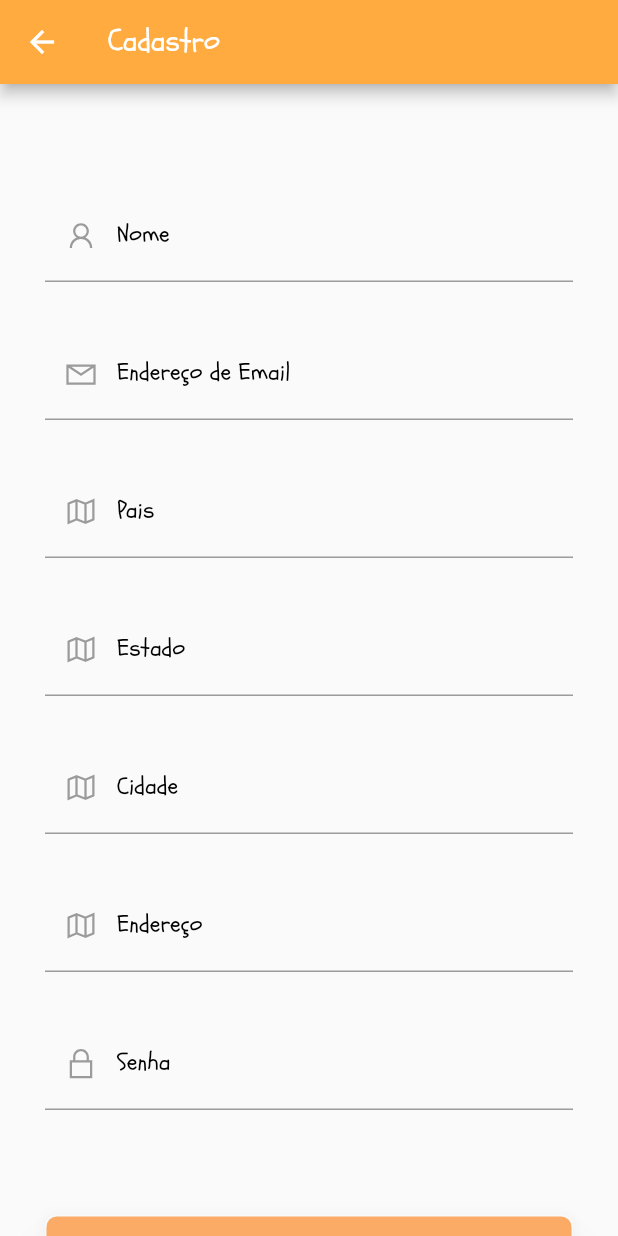
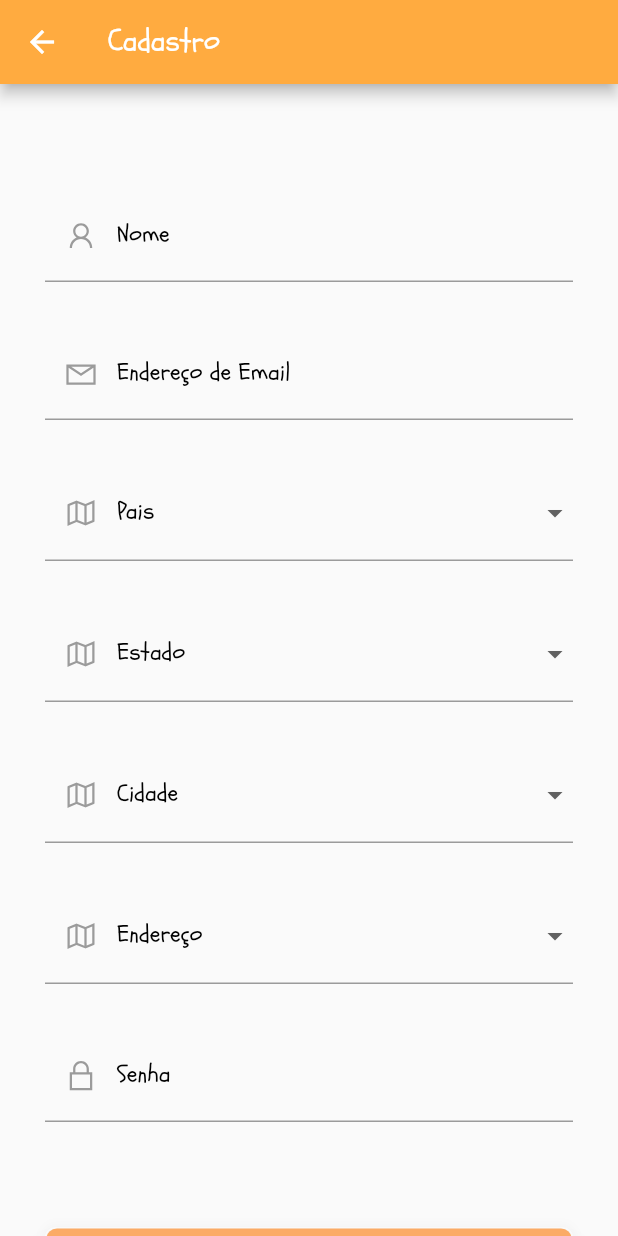
Before and after one commit to diegoantunescosta/tgApp_Fatec, a Flutter app: the RegisterPage screen opened by its route, on a phone screen of 412 x 824 dp. Run offline on Flutter 3.47's test engine with Material 2 defaults, Android fonts, the phone set to English and light mode, and no system bars; our stand-ins replace flutter_mobx, get_it, image_picker, line_icons, mobx, shared_preferences and 1 more; accounts and stored records are empty; generated files the repository leaves out were written again; network calls fail.

Commit message:
mudança de campos Text para dropdown

```diff
--- a/lib/views/landing.dart
+++ b/lib/views/landing.dart
@@ -72,7 +72,7 @@ class LandingPage extends StatelessWidget {
         color: Colors.green.shade900,
       ),
       child: ElevatedButton(
-        onPressed: () => Navigator.pushNamed(context, '/register'),
+        onPressed: () => Navigator.pushNamed(context, '/register_user'),
         style: ElevatedButton.styleFrom(
             elevation: 2,
             shape: new RoundedRectangleBorder(
--- a/lib/views/login.dart
+++ b/lib/views/login.dart
@@ -121,10 +121,7 @@ class _LoginPageState extends State<LoginPage> {
     final loginBtn = Container(
       margin: EdgeInsets.only(top: 40.0),
       height: 60.0,
-      width: MediaQuery
-          .of(context)
-          .size
-          .width,
+      width: MediaQuery.of(context).size.width,
       decoration: BoxDecoration(
         borderRadius: BorderRadius.circular(7.0),
         border: Border.all(color: Colors.green.shade900),
@@ -169,7 +166,7 @@ class _LoginPageState extends State<LoginPage> {
     final newUser = Padding(
       padding: EdgeInsets.only(top: 20.0),
       child: InkWell(
-        onTap: () => Navigator.pushNamed(context, '/register'),
+        onTap: () => Navigator.pushNamed(context, '/register_user'),
         child: Row(
           mainAxisAlignment: MainAxisAlignment.center,
           children: <Widget>[
@@ -200,14 +197,8 @@ class _LoginPageState extends State<LoginPage> {
         child: Container(
           padding: EdgeInsets.only(top: 150.0, left: 30.0, right: 30.0),
           decoration: BoxDecoration(gradient: primaryGradient),
-          height: MediaQuery
-              .of(context)
-              .size
-              .height,
-          width: MediaQuery
-              .of(context)
-              .size
-              .width,
+          height: MediaQuery.of(context).size.height,
+          width: MediaQuery.of(context).size.width,
           child: Column(
             crossAxisAlignment: CrossAxisAlignment.start,
             children: <Widget>[
--- a/lib/views/register_user.dart
+++ b/lib/views/register_user.dart
@@ -16,7 +16,6 @@ class _RegisterPageState extends State<RegisterPage> {
 
   @override
   Widget build(BuildContext context) {
-
     final formFieldSpacing = SizedBox(
       height: 30.0,
     );
@@ -82,20 +81,17 @@ class _RegisterPageState extends State<RegisterPage> {
 
     return Scaffold(
       appBar: AppBar(
-          title: const Text('Cadastro'),
-          backgroundColor: Colors.orangeAccent),
+          title: const Text('Cadastro'), backgroundColor: Colors.orangeAccent),
       body: SingleChildScrollView(
         child: Container(
           padding: EdgeInsets.only(top: 40.0),
           child: Column(
             children: <Widget>[
-
               Container(
                 padding: EdgeInsets.only(left: 30.0, right: 30.0),
                 child: Column(
                   crossAxisAlignment: CrossAxisAlignment.start,
                   children: <Widget>[
-
                     registerForm,
                     submitBtn,
                   ],
@@ -178,96 +174,116 @@ class _RegisterPageState extends State<RegisterPage> {
     );
   }
 
+  String dropdownValuePais = 'Pais';
   Widget _pais(String label, IconData icon) {
-    return TextFormField(
+    return DropdownButtonFormField(
         decoration: InputDecoration(
+          labelStyle: TextStyle(color: Colors.black),
           labelText: label,
-        labelStyle: TextStyle(color: Colors.black),
           prefixIcon: Icon(
             icon,
             color: Colors.black38,
           ),
-        enabledBorder: UnderlineInputBorder(
-          borderSide: BorderSide(color: Colors.black38),
         ),
-        focusedBorder: UnderlineInputBorder(
-          borderSide: BorderSide(color: Colors.orange),
+        dropdownColor: Colors.white,
+        onChanged: (String newValue) {
+          setState(() {
+            dropdownValuePais = newValue;
+          });
+        },
+        items: <String>['Pais', 'Pais 2', 'Pais 3', 'Pais 4']
+            .map<DropdownMenuItem<String>>((String value) {
+          return DropdownMenuItem(
+            value: value,
+            child: Text(
+              value,
             ),
-      ),
-      keyboardType: TextInputType.text,
-      style: TextStyle(color: Colors.black),
-      cursorColor: Colors.black,
-      validator: validate.name,
           );
+        }).toList());
   }
 
+  String dropdownValueEstado = 'Estado';
   Widget _estado(String label, IconData icon) {
-    return TextFormField(
+    return DropdownButtonFormField(
         decoration: InputDecoration(
+          labelStyle: TextStyle(color: Colors.black),
           labelText: label,
-        labelStyle: TextStyle(color: Colors.black),
           prefixIcon: Icon(
             icon,
             color: Colors.black38,
           ),
-        enabledBorder: UnderlineInputBorder(
-          borderSide: BorderSide(color: Colors.black38),
         ),
-        focusedBorder: UnderlineInputBorder(
-          borderSide: BorderSide(color: Colors.orange),
+        dropdownColor: Colors.white,
+        onChanged: (String newValue) {
+          setState(() {
+            dropdownValueEstado = newValue;
+          });
+        },
+        items: <String>['Estado', 'Estado 2', 'Estado 3', 'Estado 4']
+            .map<DropdownMenuItem<String>>((String value) {
+          return DropdownMenuItem(
+            value: value,
+            child: Text(
+              value,
             ),
-      ),
-      keyboardType: TextInputType.text,
-      style: TextStyle(color: Colors.black),
-      cursorColor: Colors.black,
-      validator: validate.name,
           );
+        }).toList());
   }
 
+  String dropdownValueCidade = 'Cidade';
   Widget _cidade(String label, IconData icon) {
-    return TextFormField(
+    return DropdownButtonFormField(
         decoration: InputDecoration(
+          labelStyle: TextStyle(color: Colors.black),
           labelText: label,
-        labelStyle: TextStyle(color: Colors.black),
           prefixIcon: Icon(
             icon,
             color: Colors.black38,
           ),
-        enabledBorder: UnderlineInputBorder(
-          borderSide: BorderSide(color: Colors.black38),
         ),
-        focusedBorder: UnderlineInputBorder(
-          borderSide: BorderSide(color: Colors.orange),
+        dropdownColor: Colors.white,
+        onChanged: (String newValue) {
+          setState(() {
+            dropdownValueCidade = newValue;
+          });
+        },
+        items: <String>['Cidade', 'Cidade 2', 'Cidade 3', 'Cidade 4']
+            .map<DropdownMenuItem<String>>((String value) {
+          return DropdownMenuItem(
+            value: value,
+            child: Text(
+              value,
             ),
-      ),
-      keyboardType: TextInputType.text,
-      style: TextStyle(color: Colors.black),
-      cursorColor: Colors.black,
-      validator: validate.name,
           );
+        }).toList());
   }
 
+  String dropdownValueEndereco = 'Endereço';
   Widget _endereco(String label, IconData icon) {
-    return TextFormField(
+    return DropdownButtonFormField(
         decoration: InputDecoration(
+          labelStyle: TextStyle(color: Colors.black),
           labelText: label,
-        labelStyle: TextStyle(color: Colors.black),
           prefixIcon: Icon(
             icon,
             color: Colors.black38,
           ),
-        enabledBorder: UnderlineInputBorder(
-          borderSide: BorderSide(color: Colors.black38),
         ),
-        focusedBorder: UnderlineInputBorder(
-          borderSide: BorderSide(color: Colors.orange),
+        dropdownColor: Colors.white,
+        onChanged: (String newValue) {
+          setState(() {
+            dropdownValueEndereco = newValue;
+          });
+        },
+        items: <String>['Endereço', 'Endereço2', 'Endereço 3', 'Endereço 4']
+            .map<DropdownMenuItem<String>>((String value) {
+          return DropdownMenuItem(
+            value: value,
+            child: Text(
+              value,
             ),
-      ),
-      keyboardType: TextInputType.text,
-      style: TextStyle(color: Colors.black),
-      cursorColor: Colors.black,
-      validator: validate.name,
           );
+        }).toList());
   }
 
   @override
```
Also changed, not shown: pubspec.lock. Lines whose indentation alone changed are shown as unchanged.
